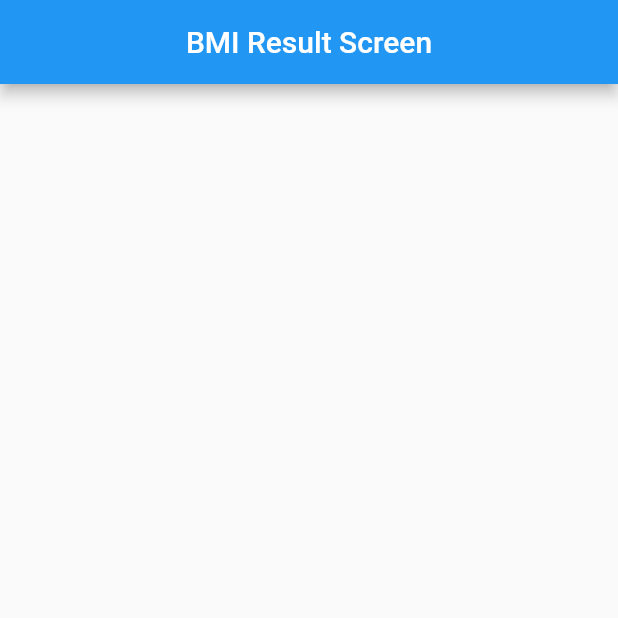
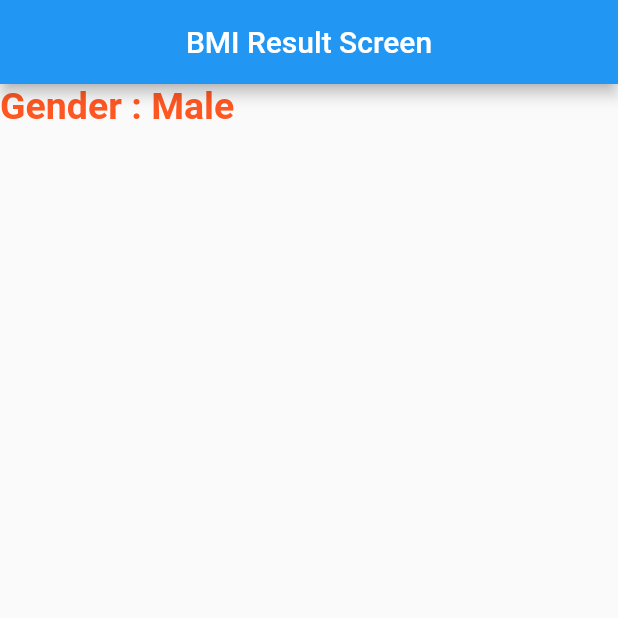
Before and after one commit to Devsaci/bmi_calculator_mansour, a Flutter app: the screen it shows after launch, on a phone screen of 412 x 824 dp, the top half of it. Run offline on Flutter 3.47's test engine with Material 2 defaults, Android fonts, the phone set to English and light mode, and no system bars.

Commit message:
DefaultTextStyle

```diff
--- a/lib/bmi_result_screen.dart
+++ b/lib/bmi_result_screen.dart
@@ -1,3 +1,6 @@
+import 'dart:ui';
+
+import 'package:flutter/cupertino.dart';
 import 'package:flutter/material.dart';
 
 class BmiResultScreen extends StatelessWidget {
@@ -10,6 +13,18 @@ class BmiResultScreen extends StatelessWidget {
         title: const Text('BMI Result Screen'),
         centerTitle: true,
       ),
+      body: DefaultTextStyle(
+        style: const TextStyle(
+          fontSize: 25,
+          fontWeight: FontWeight.bold,
+          color: Colors.deepOrange,
+        ),
+        child: Column(
+          children: [
+            Text("Gender : Male"),
+          ],
+        ),
+      ),
     );
   }
 }
```
